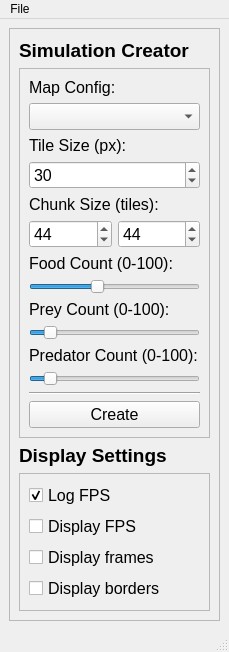
Old version of the form ui/simulation_controller_mainwindow.ui in the repository kpdudek/EvolutionSimulator.
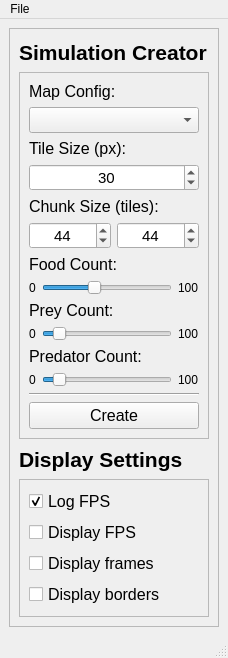
New version of the form.

Commit message: Fixed simulation controller not being in focus when launched.

The edit to the form file:
```diff
--- a/ui/simulation_controller_mainwindow.ui
+++ b/ui/simulation_controller_mainwindow.ui
@@ -6,8 +6,8 @@
    <rect>
     <x>0</x>
     <y>0</y>
-    <width>229</width>
-    <height>652</height>
+    <width>228</width>
+    <height>658</height>
    </rect>
   </property>
   <property name="windowTitle">
@@ -38,6 +38,8 @@
             <property name="font">
              <font>
               <pointsize>12</pointsize>
+              <weight>50</weight>
+              <bold>false</bold>
              </font>
             </property>
             <property name="text">
@@ -45,7 +47,7 @@
             </property>
            </widget>
           </item>
-          <item row="17" column="0" colspan="2">
+          <item row="20" column="0" colspan="2">
            <widget class="QPushButton" name="create_button">
             <property name="font">
              <font>
@@ -62,6 +64,8 @@
             <property name="font">
              <font>
               <pointsize>12</pointsize>
+              <weight>50</weight>
+              <bold>false</bold>
              </font>
             </property>
             <property name="text">
@@ -69,7 +73,7 @@
             </property>
            </widget>
           </item>
-          <item row="16" column="0" colspan="2">
+          <item row="19" column="0" colspan="2">
            <widget class="Line" name="line">
             <property name="orientation">
              <enum>Qt::Horizontal</enum>
@@ -80,7 +84,7 @@
            <widget class="QComboBox" name="map_config_combobox">
             <property name="font">
              <font>
-              <pointsize>12</pointsize>
+              <pointsize>11</pointsize>
              </font>
             </property>
            </widget>
@@ -90,6 +94,8 @@
             <property name="font">
              <font>
               <pointsize>12</pointsize>
+              <weight>50</weight>
+              <bold>false</bold>
              </font>
             </property>
             <property name="text">
@@ -101,9 +107,12 @@
            <widget class="QSpinBox" name="tile_size_spinbox">
             <property name="font">
              <font>
-              <pointsize>12</pointsize>
+              <pointsize>11</pointsize>
              </font>
             </property>
+            <property name="alignment">
+             <set>Qt::AlignCenter</set>
+            </property>
             <property name="maximum">
              <number>500</number>
             </property>
@@ -116,9 +125,12 @@
            <widget class="QSpinBox" name="x_map_size_spinbox">
             <property name="font">
              <font>
-              <pointsize>12</pointsize>
+              <pointsize>11</pointsize>
              </font>
             </property>
+            <property name="alignment">
+             <set>Qt::AlignCenter</set>
+            </property>
             <property name="maximum">
              <number>500</number>
             </property>
@@ -134,9 +146,12 @@
            <widget class="QSpinBox" name="y_map_size_spinbox">
             <property name="font">
              <font>
-              <pointsize>12</pointsize>
+              <pointsize>11</pointsize>
              </font>
             </property>
+            <property name="alignment">
+             <set>Qt::AlignCenter</set>
+            </property>
             <property name="maximum">
              <number>500</number>
             </property>
@@ -153,18 +168,138 @@
             <property name="font">
              <font>
               <pointsize>12</pointsize>
+              <weight>50</weight>
+              <bold>false</bold>
              </font>
             </property>
             <property name="text">
-             <string>Food Count (0-100):</string>
+             <string>Food Count:</string>
+            </property>
+           </widget>
+          </item>
+          <item row="13" column="0" colspan="2">
+           <widget class="QLabel" name="label_8">
+            <property name="font">
+             <font>
+              <pointsize>12</pointsize>
+              <weight>50</weight>
+              <bold>false</bold>
+             </font>
+            </property>
+            <property name="text">
+             <string>Predator Count:</string>
+            </property>
+           </widget>
+          </item>
+          <item row="11" column="0" colspan="2">
+           <widget class="QFrame" name="frame_4">
+            <property name="frameShape">
+             <enum>QFrame::NoFrame</enum>
+            </property>
+            <property name="frameShadow">
+             <enum>QFrame::Raised</enum>
+            </property>
+            <layout class="QGridLayout" name="gridLayout_6">
+             <property name="leftMargin">
+              <number>0</number>
+             </property>
+             <property name="topMargin">
+              <number>0</number>
+             </property>
+             <property name="rightMargin">
+              <number>0</number>
+             </property>
+             <property name="bottomMargin">
+              <number>0</number>
+             </property>
+             <item row="0" column="0">
+              <widget class="QLabel" name="label_12">
+               <property name="text">
+                <string>0</string>
+               </property>
+              </widget>
+             </item>
+             <item row="0" column="2">
+              <widget class="QLabel" name="label_11">
+               <property name="text">
+                <string>100</string>
+               </property>
+              </widget>
+             </item>
+             <item row="0" column="1">
+              <widget class="QSlider" name="prey_count_slider">
+               <property name="font">
+                <font>
+                 <pointsize>11</pointsize>
+                </font>
+               </property>
+               <property name="minimum">
+                <number>1</number>
+               </property>
+               <property name="maximum">
+                <number>100</number>
+               </property>
+               <property name="value">
+                <number>10</number>
+               </property>
+               <property name="orientation">
+                <enum>Qt::Horizontal</enum>
+               </property>
+              </widget>
+             </item>
+            </layout>
+           </widget>
+          </item>
+          <item row="10" column="0" colspan="2">
+           <widget class="QLabel" name="label_7">
+            <property name="font">
+             <font>
+              <pointsize>12</pointsize>
+              <weight>50</weight>
+              <bold>false</bold>
+             </font>
+            </property>
+            <property name="text">
+             <string>Prey Count:</string>
             </property>
            </widget>
           </item>
           <item row="8" column="0" colspan="2">
+           <widget class="QFrame" name="frame_2">
+            <property name="frameShape">
+             <enum>QFrame::NoFrame</enum>
+            </property>
+            <property name="frameShadow">
+             <enum>QFrame::Raised</enum>
+            </property>
+            <property name="lineWidth">
+             <number>1</number>
+            </property>
+            <layout class="QGridLayout" name="gridLayout_5">
+             <property name="leftMargin">
+              <number>0</number>
+             </property>
+             <property name="topMargin">
+              <number>0</number>
+             </property>
+             <property name="rightMargin">
+              <number>0</number>
+             </property>
+             <property name="bottomMargin">
+              <number>0</number>
+             </property>
+             <item row="0" column="0">
+              <widget class="QLabel" name="label_9">
+               <property name="text">
+                <string>0</string>
+               </property>
+              </widget>
+             </item>
+             <item row="0" column="1">
            <widget class="QSlider" name="food_count_slider">
             <property name="font">
              <font>
-              <pointsize>12</pointsize>
+                 <pointsize>11</pointsize>
              </font>
             </property>
             <property name="minimum">
@@ -187,56 +322,56 @@
             </property>
            </widget>
           </item>
-          <item row="10" column="0" colspan="2">
-           <widget class="QSlider" name="prey_count_slider">
-            <property name="font">
-             <font>
-              <pointsize>12</pointsize>
-             </font>
-            </property>
-            <property name="minimum">
-             <number>1</number>
+             <item row="0" column="2">
+              <widget class="QLabel" name="label_10">
+               <property name="text">
+                <string>100</string>
+               </property>
+              </widget>
+             </item>
+            </layout>
+           </widget>
+          </item>
+          <item row="14" column="0" colspan="2">
+           <widget class="QFrame" name="frame_5">
+            <property name="frameShape">
+             <enum>QFrame::NoFrame</enum>
             </property>
-            <property name="maximum">
-             <number>100</number>
+            <property name="frameShadow">
+             <enum>QFrame::Raised</enum>
             </property>
-            <property name="value">
-             <number>10</number>
-            </property>
-            <property name="orientation">
-             <enum>Qt::Horizontal</enum>
-            </property>
-           </widget>
-          </item>
-          <item row="9" column="0" colspan="2">
-           <widget class="QLabel" name="label_7">
-            <property name="font">
-             <font>
-              <pointsize>12</pointsize>
-             </font>
-            </property>
+            <layout class="QGridLayout" name="gridLayout_7">
+             <property name="leftMargin">
+              <number>0</number>
+             </property>
+             <property name="topMargin">
+              <number>0</number>
+             </property>
+             <property name="rightMargin">
+              <number>0</number>
+             </property>
+             <property name="bottomMargin">
+              <number>0</number>
+             </property>
+             <item row="0" column="2">
+              <widget class="QLabel" name="label_14">
             <property name="text">
-             <string>Prey Count (0-100):</string>
+                <string>100</string>
             </property>
            </widget>
           </item>
-          <item row="11" column="0" colspan="2">
-           <widget class="QLabel" name="label_8">
-            <property name="font">
-             <font>
-              <pointsize>12</pointsize>
-             </font>
-            </property>
+             <item row="0" column="0">
+              <widget class="QLabel" name="label_13">
             <property name="text">
-             <string>Predator Count (0-100):</string>
+                <string>0</string>
             </property>
            </widget>
           </item>
-          <item row="12" column="0" colspan="2">
+             <item row="0" column="1">
            <widget class="QSlider" name="predator_count_slider">
             <property name="font">
              <font>
-              <pointsize>12</pointsize>
+                 <pointsize>11</pointsize>
              </font>
             </property>
             <property name="minimum">
@@ -251,6 +386,9 @@
             <property name="orientation">
              <enum>Qt::Horizontal</enum>
             </property>
+              </widget>
+             </item>
+            </layout>
            </widget>
           </item>
          </layout>
@@ -329,7 +467,7 @@
         <widget class="QLabel" name="label_4">
          <property name="font">
           <font>
-           <pointsize>14</pointsize>
+           <pointsize>16</pointsize>
            <weight>75</weight>
            <bold>true</bold>
           </font>
@@ -343,7 +481,7 @@
         <widget class="QLabel" name="label_5">
          <property name="font">
           <font>
-           <pointsize>14</pointsize>
+           <pointsize>16</pointsize>
            <weight>75</weight>
            <bold>true</bold>
           </font>
@@ -363,7 +501,7 @@
     <rect>
      <x>0</x>
      <y>0</y>
-     <width>229</width>
+     <width>228</width>
      <height>22</height>
     </rect>
    </property>
```
Left out of the diff: 3 changed lines with no effect on the pictures. Lines whose indentation alone changed are shown as unchanged. The commit also changes 2 other files.
